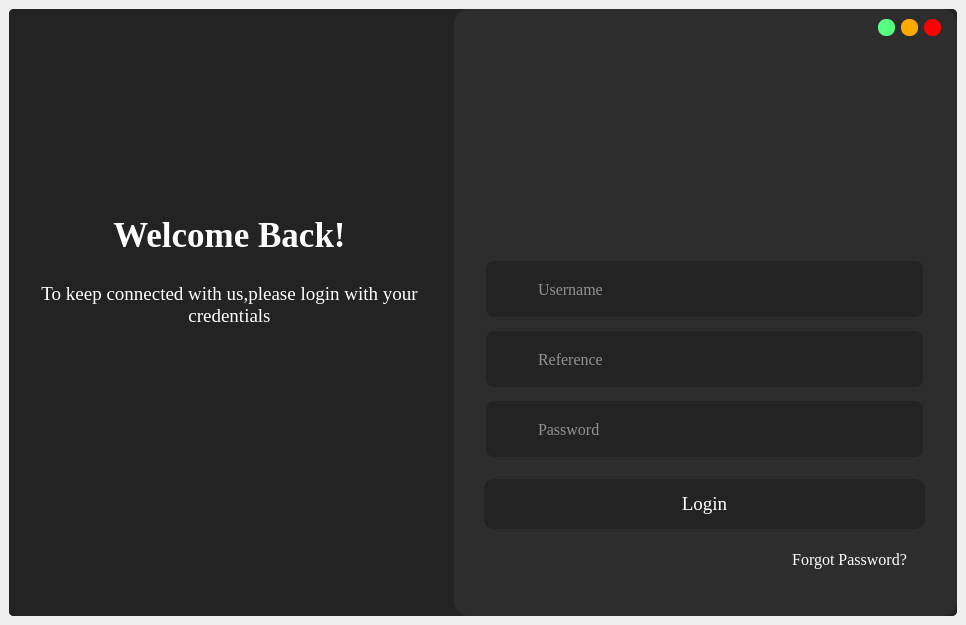
This is frontend/login.ui in Android-Jester/iAttend as Qt 5 draws it before an edit. The edited form follows.
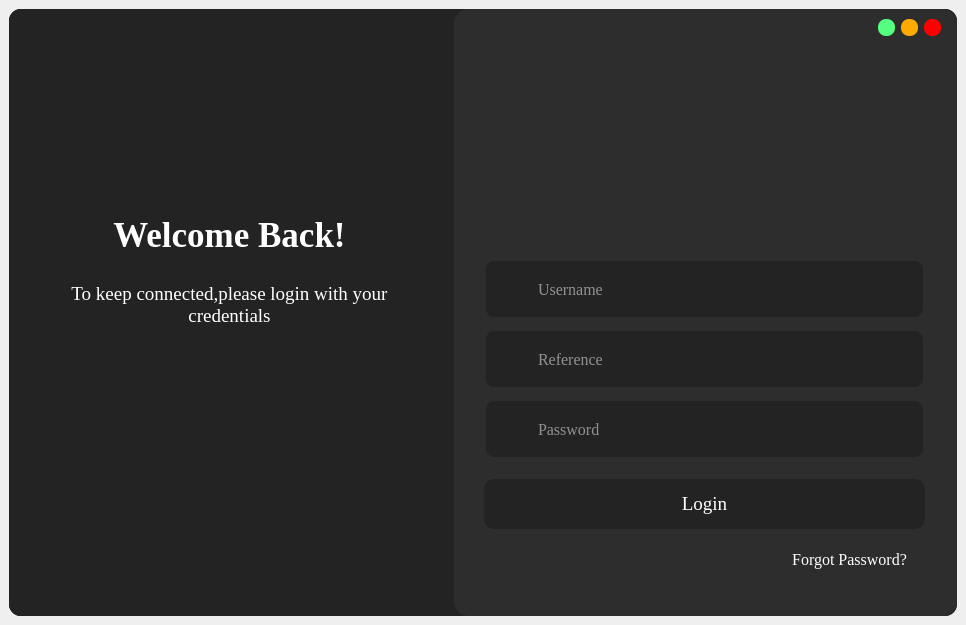
This is the edited form. Icons and pictures are not drawn.

```diff
--- a/frontend/login.ui
+++ b/frontend/login.ui
@@ -63,7 +63,7 @@
          <property name="styleSheet">
           <string notr="true">QFrame{
 	background-color: rgb(35, 35, 35);
-	border-radius:5px;
+	border-radius:12px;
 }</string>
          </property>
          <property name="frameShape">
@@ -197,7 +197,7 @@
 }</string>
                 </property>
                 <property name="text">
-                 <string>To keep connected with us,please login with your credentials</string>
+                 <string>To keep connected,please login with your credentials</string>
                 </property>
                 <property name="alignment">
                  <set>Qt::AlignCenter</set>
```
Left out of the diff: 7 changed lines with no effect on the pictures.
